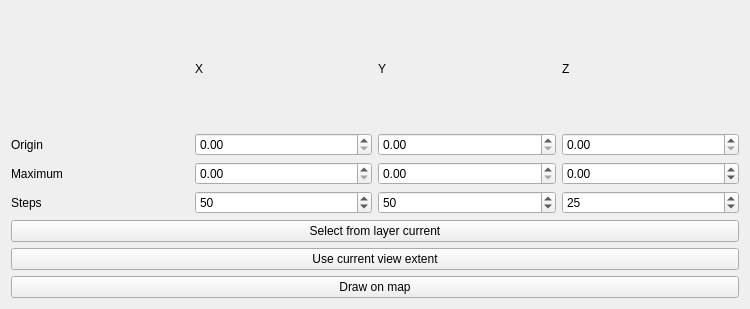
Qt form loopstructural/gui/modelling/model_definition/bounding_box.ui (Loop3D/plugin_loopstructural) before a commit.
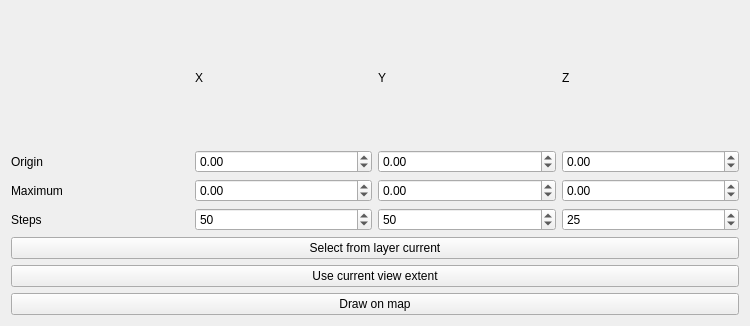
The same form after that commit.

Commit message: allow bigger range for bb

```diff
--- a/loopstructural/gui/modelling/model_definition/bounding_box.ui
+++ b/loopstructural/gui/modelling/model_definition/bounding_box.ui
@@ -7,7 +7,7 @@
     <x>0</x>
     <y>0</y>
     <width>750</width>
-    <height>309</height>
+    <height>326</height>
    </rect>
   </property>
   <property name="windowTitle">
@@ -50,17 +50,17 @@
      <item row="1" column="1">
       <widget class="QDoubleSpinBox" name="originXSpinBox">
        <property name="minimum">
-        <double>0.000000000000000</double>
+        <double>-1000000000.000000000000000</double>
        </property>
        <property name="maximum">
-        <double>1000000.000000000000000</double>
+        <double>1000000000.000000000000000</double>
        </property>
       </widget>
      </item>
      <item row="1" column="2">
       <widget class="QDoubleSpinBox" name="originYSpinBox">
        <property name="minimum">
-        <double>0.000000000000000</double>
+        <double>-1000000000.000000000000000</double>
        </property>
        <property name="maximum">
         <double>1000000000.000000000000000</double>
@@ -70,10 +70,10 @@
      <item row="1" column="3">
       <widget class="QDoubleSpinBox" name="originZSpinBox">
        <property name="minimum">
-        <double>0.000000000000000</double>
+        <double>-1000000000.000000000000000</double>
        </property>
        <property name="maximum">
-        <double>1000000.000000000000000</double>
+        <double>1000000000.000000000000000</double>
        </property>
       </widget>
      </item>
@@ -87,30 +87,30 @@
      <item row="2" column="1">
       <widget class="QDoubleSpinBox" name="maxXSpinBox">
        <property name="minimum">
-        <double>0.000000000000000</double>
+        <double>-1000000000.000000000000000</double>
        </property>
        <property name="maximum">
-        <double>1000000.000000000000000</double>
+        <double>1000000000.000000000000000</double>
        </property>
       </widget>
      </item>
      <item row="2" column="2">
       <widget class="QDoubleSpinBox" name="maxYSpinBox">
        <property name="minimum">
-        <double>0.000000000000000</double>
+        <double>-1000000000.000000000000000</double>
        </property>
        <property name="maximum">
-        <double>1000000001.000000000000000</double>
+        <double>1000000000.000000000000000</double>
        </property>
       </widget>
      </item>
      <item row="2" column="3">
       <widget class="QDoubleSpinBox" name="maxZSpinBox">
        <property name="minimum">
-        <double>-10000.000000000000000</double>
+        <double>-1000000000.000000000000000</double>
        </property>
        <property name="maximum">
-        <double>10000.000000000000000</double>
+        <double>1000000000.000000000000000</double>
        </property>
       </widget>
      </item>
```
